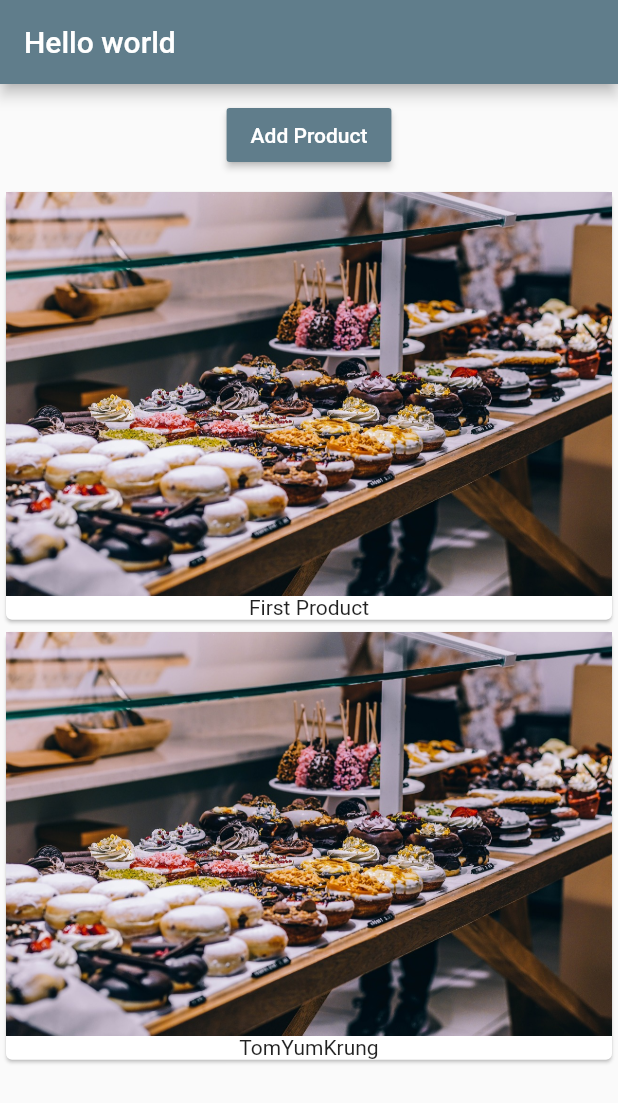
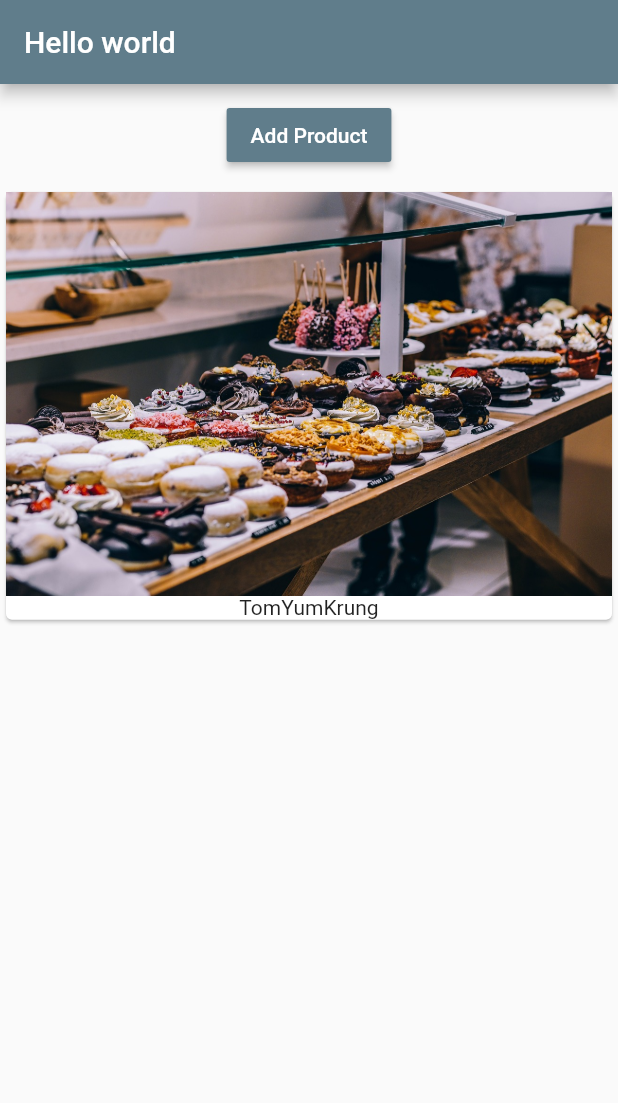
Before and after one commit to bankjirapan/FlutterFirstApp, a Flutter app: the screen it shows after launch, after a tap on "Add Product", on a phone screen of 412 x 824 dp. Shown: the top 1103 px of the screen. Run offline on Flutter 3.47's test engine with Material 2 defaults, Android fonts, the phone set to English and light mode, and no system bars.

Commit message:
[ ADD ] Save old code

```diff
--- a/firstapp/lib/main.dart
+++ b/firstapp/lib/main.dart
@@ -25,7 +25,7 @@ class _MyAppComponents extends State<MyApp> {
           appBar: AppBar(
             title: Text("Hello world"),
           ),
-          body: ProductManager("First Product"),
+          body: ProductManager(),
     ),
     );
   }
--- a/firstapp/lib/product_manager.dart
+++ b/firstapp/lib/product_manager.dart
@@ -5,7 +5,7 @@ import './productControl.dart';
 class ProductManager extends StatefulWidget {
   final String startingProduct;
 
-  ProductManager(this.startingProduct);
+  ProductManager({this.startingProduct});
 
   @override
   State<StatefulWidget> createState() {
@@ -18,7 +18,10 @@ class ProductManagerComponent extends State<ProductManager> {
 
   @override
   void initState() {
-    _ProductList.add(widget.startingProduct);
+    if (widget.startingProduct != null) {
+      _ProductList.add(widget.startingProduct);
+    }
+
     super.initState();
   }
 
@@ -33,10 +36,10 @@ class ProductManagerComponent extends State<ProductManager> {
     return Column(
       children: [
         Container(
-          margin: EdgeInsets.all(10.0),
-          child: ProductControl(addProduct)
-        ),
-        Products(_ProductList)
+            margin: EdgeInsets.all(10.0), child: ProductControl(addProduct)),
+        Expanded(
+          child: Products(_ProductList),
+        )
       ],
     );
   }
--- a/firstapp/lib/products.dart
+++ b/firstapp/lib/products.dart
@@ -1,19 +1,31 @@
 import 'package:flutter/material.dart';
 
 class Products extends StatelessWidget {
+
   final List<String> ProductList;
 
   Products(this.ProductList);
 
+  Widget _productItems(BuildContext contaxt, int index){
+
+      return Card(
+            child: Column(
+              children: <Widget>[
+              Image.asset("assets/food.jpg"),
+              Text(ProductList[index]),
+              ],
+            ),
+      );
+  }
+
+
   @override
   Widget build(BuildContext context) {
-    return Column(
-        children: ProductList.map(
-      (Element) => Card(
-            child: Column(
-              children: <Widget>[Image.asset("assets/food.jpg"), Text(Element)],
-            ),
-          ),
-    ).toList());
+    return ProductList.length > 0 ? ListView.builder(
+        itemBuilder: _productItems,
+        itemCount: ProductList.length,
+    ) : Center(
+        child: Text("No product found , please add some"),
+    );
   }
 }
```
Also changed, not shown: 1 other file.
